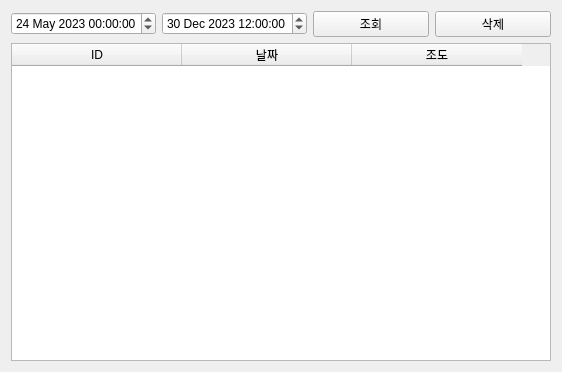
Bchain91/QtGUI, file IotQtClient_tab6/tab6database.ui: the form before one commit.
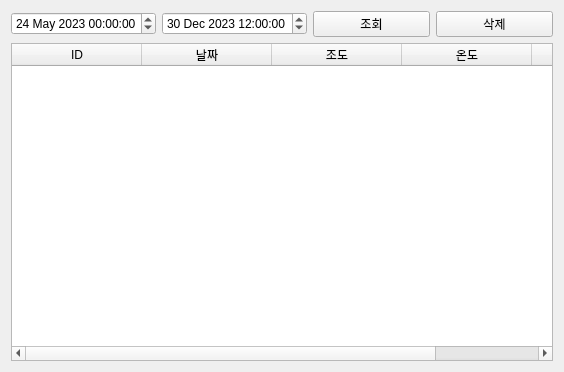
The form after the commit.

Commit message: tab6 add humi,temp in database

```diff
--- a/IotQtClient_tab6/tab6database.ui
+++ b/IotQtClient_tab6/tab6database.ui
@@ -64,8 +64,32 @@
     <layout class="QHBoxLayout" name="horizontalLayout_2">
      <item>
       <widget class="QTableWidget" name="pTableWidget">
+       <property name="sizePolicy">
+        <sizepolicy hsizetype="Expanding" vsizetype="Expanding">
+         <horstretch>0</horstretch>
+         <verstretch>0</verstretch>
+        </sizepolicy>
+       </property>
+       <property name="minimumSize">
+        <size>
+         <width>542</width>
+         <height>0</height>
+        </size>
+       </property>
+       <property name="lineWidth">
+        <number>1</number>
+       </property>
+       <property name="textElideMode">
+        <enum>Qt::ElideRight</enum>
+       </property>
+       <attribute name="horizontalHeaderCascadingSectionResizes">
+        <bool>false</bool>
+       </attribute>
        <attribute name="horizontalHeaderDefaultSectionSize">
-        <number>170</number>
+        <number>130</number>
+       </attribute>
+       <attribute name="verticalHeaderDefaultSectionSize">
+        <number>30</number>
        </attribute>
        <column>
         <property name="text">
@@ -82,6 +106,16 @@
          <string>조도</string>
         </property>
        </column>
+       <column>
+        <property name="text">
+         <string>온도</string>
+        </property>
+       </column>
+       <column>
+        <property name="text">
+         <string>습도</string>
+        </property>
+       </column>
       </widget>
      </item>
     </layout>
```
The commit also changes 1 other file.
